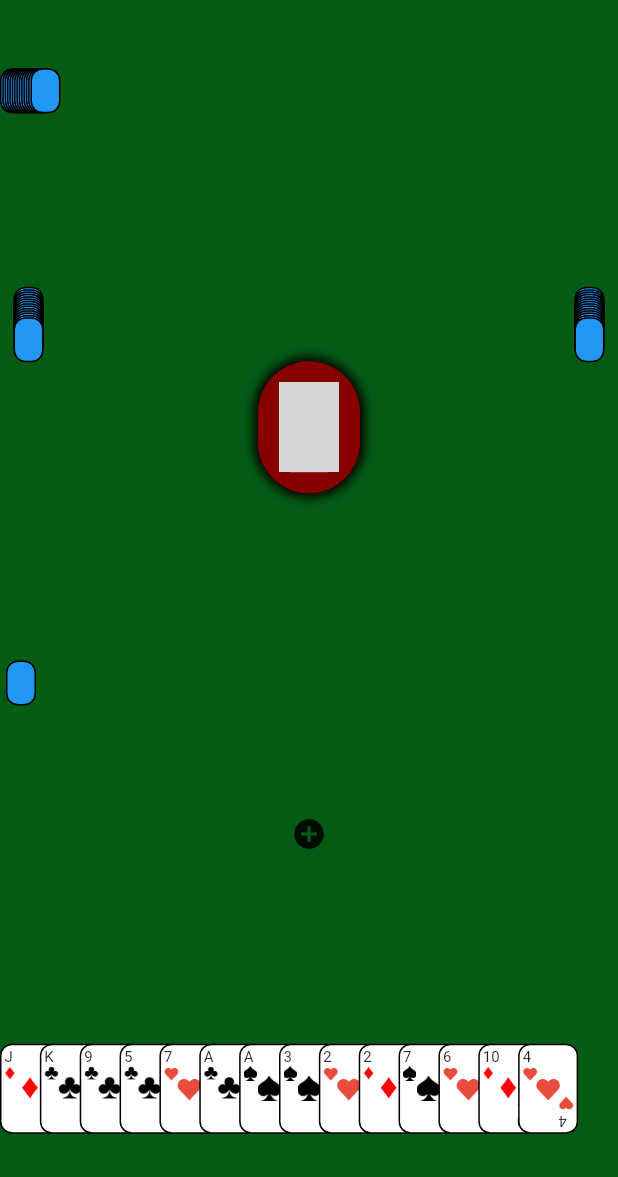
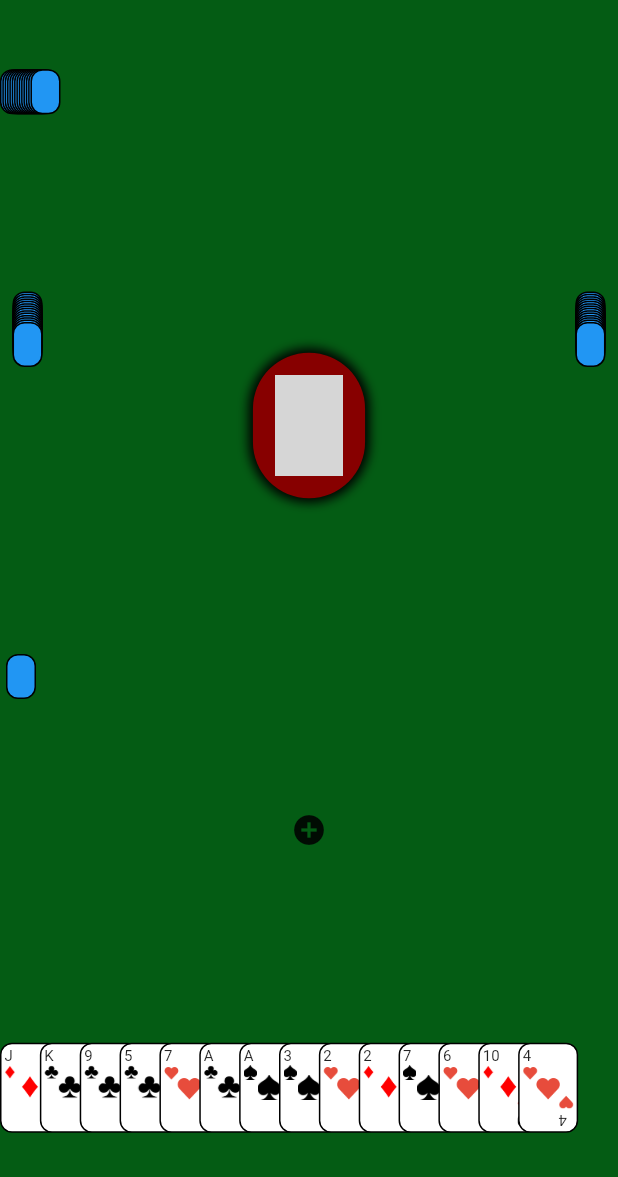
Before and after one commit to alnah005/Konkan, a Flutter app: the screen it shows after launch, on a phone screen of 412 x 824 dp, the part 59-1236 px from its top. Run offline on Flutter 3.47's test engine with Material 2 defaults, Android fonts, the phone set to English and light mode, and no system bars; network calls fail; grey boxes are pictures that could not be loaded.

Commit message:
removed unnecassary code and modified discarded deck to handle phone orientation

```diff
--- a/lib/pages/game_screen.dart
+++ b/lib/pages/game_screen.dart
@@ -194,7 +194,7 @@ class _GameScreenState extends State<GameScreen> {
               ),
             ),
           ),
-          Flexible(flex: 3, fit: FlexFit.loose, child: _buildCardDeck()),
+          Flexible(flex: 4, fit: FlexFit.loose, child: _buildCardDeck()),
           Flexible(
             flex: 3,
             fit: FlexFit.loose,
@@ -228,7 +228,7 @@ class _GameScreenState extends State<GameScreen> {
             ),
           ),
           Flexible(
-            flex: 7,
+            flex: 8,
             fit: FlexFit.loose,
             child: _getPlayerColumn(playersList[3].cards, CardList.P4),
           ),
--- a/lib/widgets/card_column.dart
+++ b/lib/widgets/card_column.dart
@@ -97,9 +97,6 @@ class _CardColumnState extends State<CardColumn> {
   Widget transformedCard(PlayingCard card, int index) {
     return TransformedCard(
       playingCard: card,
-//      transformIndex: index,
-//                        attachedCards:
-//                            widget.cards.sublist(index, widget.cards.length),
       columnIndex: widget.columnIndex,
     );
   }
--- a/lib/widgets/empty_card.dart
+++ b/lib/widgets/empty_card.dart
@@ -32,12 +32,29 @@ class _EmptyCardDeckState extends State<EmptyCardDeck> {
 
   @override
   Widget build(BuildContext context) {
+    return OrientationBuilder(builder: (context, orientation) {
       return DragTarget<Map>(
         builder: (context, listOne, listTwo) {
+          double containerHeight;
+          double containerWidth;
+          double padSize;
+          if (orientation == Orientation.portrait) {
+            containerHeight = ((MediaQuery.of(context).size.height / 737) * 80)
+                .floorToDouble();
+            containerWidth = containerHeight * 0.75;
+            padSize = ((MediaQuery.of(context).size.height / 737) * 10)
+                .floorToDouble();
+          } else {
+            containerHeight = ((MediaQuery.of(context).size.height / 392) * 80)
+                .floorToDouble();
+            containerWidth = containerHeight * 0.75;
+            padSize = ((MediaQuery.of(context).size.height / 392) * 10)
+                .floorToDouble();
+          }
           return Container(
-          height: 80,
-          width: 60,
-          padding: const EdgeInsets.all(10.0),
+            height: containerHeight,
+            width: containerWidth,
+            padding: EdgeInsets.all(padSize),
             child: widget.cardsAdded.length == 0
                 ? Opacity(
                     opacity: 0.7,
@@ -56,8 +73,8 @@ class _EmptyCardDeckState extends State<EmptyCardDeck> {
                     ),
                   )
                 : Container(
-                  height: 60,
-                  width: 40,
+                    height: containerHeight - 2 * padSize,
+                    width: containerWidth - 2 * padSize,
                     child: Stack(
                         children: widget.cardsAdded.map((card) {
                       return TransformedCard(
@@ -82,5 +99,6 @@ class _EmptyCardDeckState extends State<EmptyCardDeck> {
               value["cards"].length > 0 ? value["cards"][0] : null);
         },
       );
+    });
   }
 }
--- a/lib/widgets/transformed_card.dart
+++ b/lib/widgets/transformed_card.dart
@@ -8,16 +8,11 @@ import 'package:solitaire/pages/game_screen.dart';
 // position in the stack.
 class TransformedCard extends StatefulWidget {
   final PlayingCard playingCard;
-  final double transformDistance;
   final CardList columnIndex;
-
-//  final List<PlayingCard> attachedCards;
 
   TransformedCard({
     @required this.playingCard,
-    this.transformDistance = 20.0,
     this.columnIndex,
-//    this.attachedCards,
   });
 
   @override
```
Lines whose indentation alone changed are shown as unchanged.
